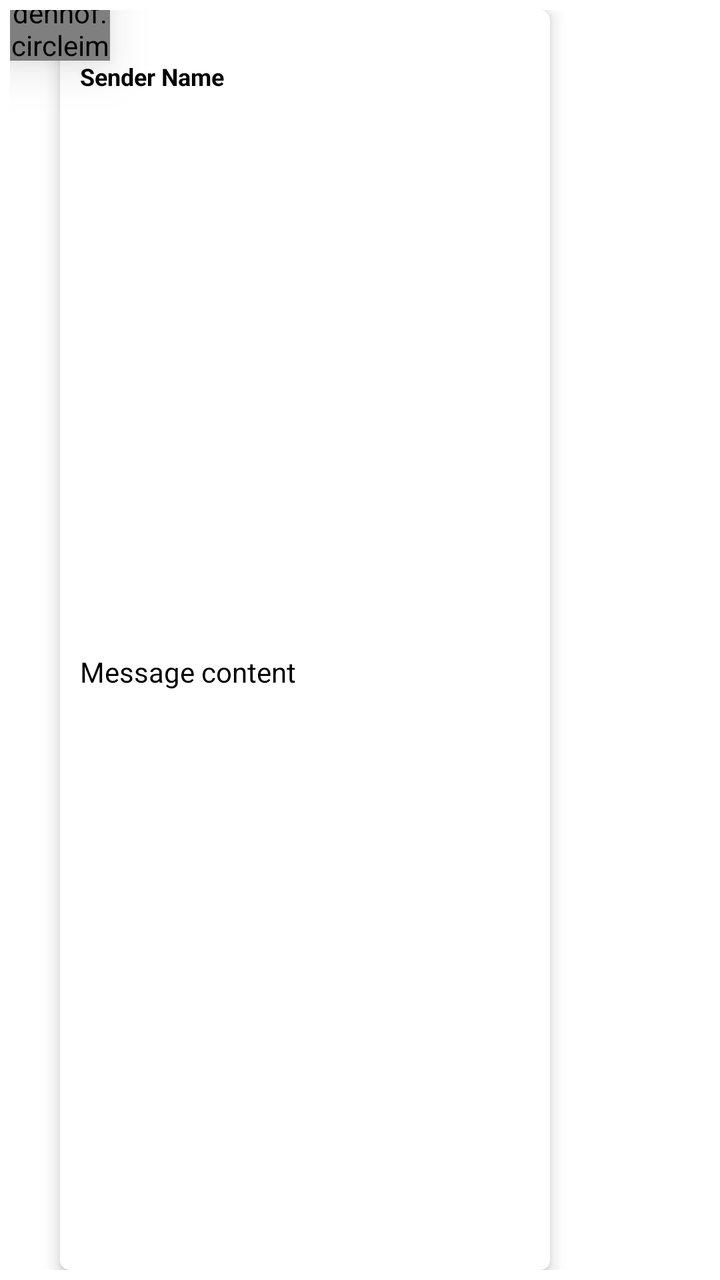
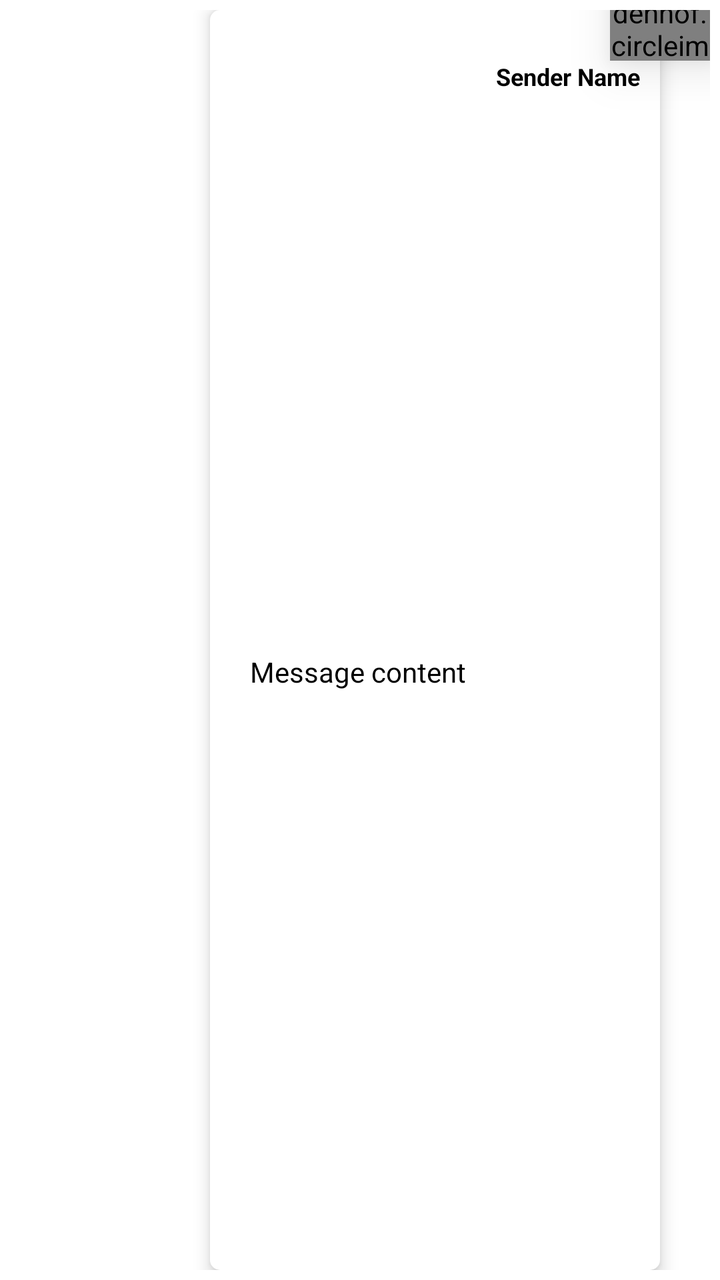

The first picture is an Android layout as it rendered before a commit; the second is the same layout after the commit. The layout source and the unified diff follow.
<!-- AndroidManifest.xml: application theme Theme.CQ_mobile -->
<!-- res/layout/item_message_received.xml -->
<?xml version="1.0" encoding="utf-8"?>
<androidx.constraintlayout.widget.ConstraintLayout xmlns:android="http://schemas.android.com/apk/res/android"
    xmlns:app="http://schemas.android.com/apk/res-auto"
    android:layout_width="match_parent"
    android:layout_height="wrap_content"
    android:orientation="horizontal"
    android:padding="5dp">

    <de.hdodenhof.circleimageview.CircleImageView
        android:id="@+id/senderAvatar"
        android:layout_width="50dp"
        android:layout_height="50dp"
        android:background="@drawable/baseline_circle"
        android:elevation="15dp"
        android:scaleType="centerCrop"
        android:src="@drawable/emptyglide"
        app:layout_constraintBottom_toTopOf="@+id/messageContainer"
        app:layout_constraintEnd_toStartOf="@+id/messageContainer"
        app:layout_constraintStart_toStartOf="@+id/messageContainer"
        app:layout_constraintTop_toTopOf="@+id/messageContainer" />


    <androidx.constraintlayout.widget.ConstraintLayout
        android:id="@+id/messageContainer"
        android:layout_width="0dp"
        android:layout_height="match_parent"
        android:layout_marginStart="25dp"
        android:background="@drawable/background_white"
        android:elevation="5dp"
        android:padding="10dp"
        app:layout_constraintBottom_toBottomOf="parent"
        app:layout_constraintEnd_toStartOf="@+id/guideline3"
        app:layout_constraintStart_toStartOf="parent"
        app:layout_constraintTop_toTopOf="parent">


        <TextView
            android:id="@+id/name"
            android:layout_width="wrap_content"
            android:layout_height="wrap_content"
            android:layout_marginTop="15dp"
            android:text="Sender Name"
            android:textColor="@android:color/black"
            android:textSize="12sp"
            android:textStyle="bold"
            app:layout_constraintStart_toStartOf="parent"
            app:layout_constraintTop_toTopOf="parent" />

        <TextView
            android:id="@+id/messageText"
            android:layout_width="match_parent"
            android:layout_height="wrap_content"
            android:paddingEnd="10dp"
            android:text="Message content "
            android:textAlignment="viewStart"
            android:textColor="@android:color/black"
            android:textSize="14sp"
            app:layout_constraintBottom_toBottomOf="parent"
            app:layout_constraintEnd_toEndOf="parent"
            app:layout_constraintHorizontal_bias="1.0"
            app:layout_constraintStart_toStartOf="@+id/name"
            app:layout_constraintTop_toBottomOf="@+id/name" />

    </androidx.constraintlayout.widget.ConstraintLayout>

    <androidx.constraintlayout.widget.Guideline
        android:id="@+id/guideline3"
        android:layout_width="wrap_content"
        android:layout_height="wrap_content"
        android:orientation="vertical"
        app:layout_constraintGuide_begin="270dp" />


</androidx.constraintlayout.widget.ConstraintLayout>
<!-- resources referenced by this layout -->
<resources>
  <!-- drawable background_white (drawable) -->
  <shape xmlns:android="http://schemas.android.com/apk/res/android">
      
      <solid android:color="#FFFFFF" /> 
  
      
      <corners android:radius="5dp" />
  
      
      <padding
          android:left="8dp"
          android:top="8dp"
          android:right="8dp"
          android:bottom="8dp" />
  </shape>
  <!-- drawable baseline_circle (drawable) -->
  <vector xmlns:android="http://schemas.android.com/apk/res/android" android:height="26dp" android:tint="#FFFFFF" android:viewportHeight="24" android:viewportWidth="24" android:width="26dp">
        
      <path android:fillColor="@android:color/white" android:pathData="M12,12m-10,0a10,10 0,1 1,20 0a10,10 0,1 1,-20 0"/>
      
  </vector>
  <!-- drawable emptyglide (drawable) -->
  <vector xmlns:android="http://schemas.android.com/apk/res/android" android:height="24dp" android:tint="#1976D2" android:viewportHeight="24" android:viewportWidth="24" android:width="24dp">
  
      <path android:fillColor="@color/cq_grey" android:pathData="M12,2C6.48,2 2,6.48 2,12s4.48,10 10,10s10,-4.48 10,-10S17.52,2 12,2zM12,6c1.93,0 3.5,1.57 3.5,3.5S13.93,13 12,13s-3.5,-1.57 -3.5,-3.5S10.07,6 12,6zM12,20c-2.03,0 -4.43,-0.82 -6.14,-2.88C7.55,15.8 9.68,15 12,15s4.45,0.8 6.14,2.12C16.43,19.18 14.03,20 12,20z"/>
  
  </vector>
  <style name="Theme.CQ_mobile" parent="Theme.MaterialComponents.DayNight.DarkActionBar">
          
          <item name="colorPrimary">@color/purple_500</item>
          <item name="colorPrimaryVariant">@color/purple_700</item>
          <item name="colorOnPrimary">@color/white</item>
          
          <item name="colorSecondary">@color/teal_200</item>
          <item name="colorSecondaryVariant">@color/teal_700</item>
          <item name="colorOnSecondary">@color/black</item>
          
          <item name="android:statusBarColor">?attr/colorPrimaryVariant</item>
          
      </style>
  <color name="cq_grey">#C1C0C0</color>
  <color name="purple_500">#000000</color>
  <color name="purple_700">#000000</color>
  <color name="white">#FFFFFFFF</color>
  <color name="teal_200">#1976D2</color>
  <color name="teal_700">#FF018786</color>
  <color name="black">#FF000000</color>
</resources>

<!-- the commit's change to res/layout/item_message_received.xml (unified diff, before → after) -->
@@ -15,8 +15,8 @@
         android:scaleType="centerCrop"
         android:src="@drawable/emptyglide"
         app:layout_constraintBottom_toTopOf="@+id/messageContainer"
-        app:layout_constraintEnd_toStartOf="@+id/messageContainer"
-        app:layout_constraintStart_toStartOf="@+id/messageContainer"
+        app:layout_constraintEnd_toEndOf="@+id/messageContainer"
+        app:layout_constraintStart_toEndOf="@+id/messageContainer"
         app:layout_constraintTop_toTopOf="@+id/messageContainer" />
 
 
@@ -24,13 +24,13 @@
         android:id="@+id/messageContainer"
         android:layout_width="0dp"
         android:layout_height="match_parent"
-        android:layout_marginStart="25dp"
+        android:layout_marginEnd="25dp"
         android:background="@drawable/background_white"
         android:elevation="5dp"
         android:padding="10dp"
         app:layout_constraintBottom_toBottomOf="parent"
-        app:layout_constraintEnd_toStartOf="@+id/guideline3"
-        app:layout_constraintStart_toStartOf="parent"
+        app:layout_constraintEnd_toEndOf="parent"
+        app:layout_constraintStart_toStartOf="@+id/guideline3"
         app:layout_constraintTop_toTopOf="parent">
 
 
@@ -43,18 +43,18 @@
             android:textColor="@android:color/black"
             android:textSize="12sp"
             android:textStyle="bold"
-            app:layout_constraintStart_toStartOf="parent"
+            app:layout_constraintEnd_toEndOf="parent"
             app:layout_constraintTop_toTopOf="parent" />
 
         <TextView
             android:id="@+id/messageText"
             android:layout_width="match_parent"
             android:layout_height="wrap_content"
-            android:paddingEnd="10dp"
+            android:paddingStart="10dp"
             android:text="Message content "
-            android:textAlignment="viewStart"
             android:textColor="@android:color/black"
             android:textSize="14sp"
+            android:gravity="start"
             app:layout_constraintBottom_toBottomOf="parent"
             app:layout_constraintEnd_toEndOf="parent"
             app:layout_constraintHorizontal_bias="1.0"
@@ -68,7 +68,6 @@
         android:layout_width="wrap_content"
         android:layout_height="wrap_content"
         android:orientation="vertical"
-        app:layout_constraintGuide_begin="270dp" />
-
+        app:layout_constraintGuide_begin="100dp" />
 
 </androidx.constraintlayout.widget.ConstraintLayout>
